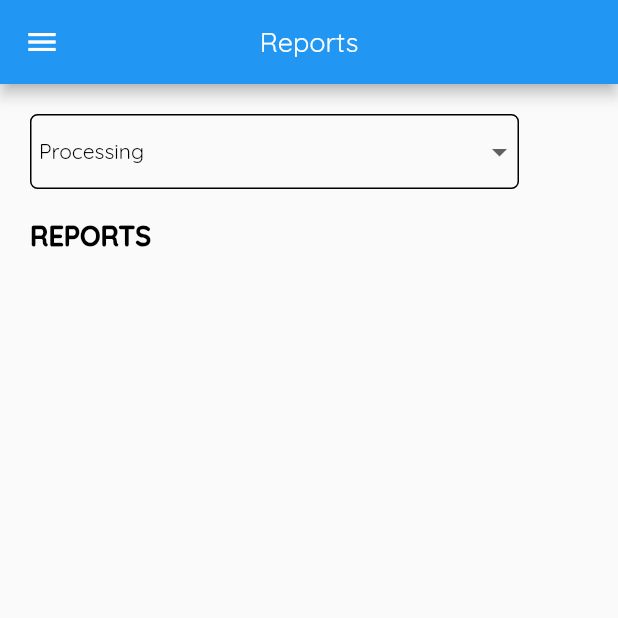
After one commit to lansoyyy/sunspark-mobile, a Flutter app: the ReportsPage screen opened directly, on a phone screen of 412 x 824 dp, the top half of it. The commit adds this screen. Run offline on Flutter 3.47's test engine with Material 2 defaults, Android fonts, the phone set to English and light mode, and no system bars; our stand-ins replace cloud_firestore, firebase_auth, firebase_core, firebase_storage, fluttertoast, google_maps_flutter and 1 more; missing offline and left inert: flutter_sms; accounts and stored records are empty.

Commit message:
added reports page

```diff
--- a/lib/screens/add_report_page.dart
+++ b/lib/screens/add_report_page.dart
@@ -6,8 +6,6 @@ import 'package:flutter_sms/flutter_sms.dart';
 import 'package:google_maps_flutter/google_maps_flutter.dart';
 import 'package:image_picker/image_picker.dart';
 import 'package:sunspark/screens/auth/landing_screen.dart';
-import 'package:sunspark/screens/auth/login_screen.dart';
-import 'package:sunspark/screens/home_screen.dart';
 import 'package:sunspark/services/add_report.dart';
 import 'package:sunspark/widgets/button_widget.dart';
 import 'package:sunspark/widgets/text_widget.dart';
@@ -47,12 +45,12 @@ class _AddReportPageState extends State<AddReportPage> {
     'Road Accident',
     'Others'
   ];
+  String selected = 'Theft';
 
   bool check1 = false;
   bool check2 = false;
   bool check3 = false;
 
-  String selected = 'Theft';
   var selectedDateTime = DateTime.now();
 
   final Completer<GoogleMapController> _controller =
--- /dev/null
+++ b/lib/screens/pages/reports_page.dart
@@ -0,0 +1,194 @@
+import 'package:cloud_firestore/cloud_firestore.dart';
+import 'package:flutter/material.dart';
+import 'package:intl/intl.dart';
+import 'package:sunspark/screens/pages/details_page.dart';
+import 'package:sunspark/widgets/text_widget.dart';
+import 'package:intl/intl.dart' show DateFormat, toBeginningOfSentenceCase;
+
+import '../../widgets/drawer_widget.dart';
+
+class ReportsPage extends StatefulWidget {
+  final bool? inUser;
+
+  const ReportsPage({super.key, this.inUser = true});
+
+  @override
+  State<ReportsPage> createState() => _ReportsPageState();
+}
+
+class _ReportsPageState extends State<ReportsPage> {
+  String nameSearched = '';
+  final searchController = TextEditingController();
+
+  List<String> type1 = [
+    'Processing',
+    'Resolved',
+    'Unresolved',
+  ];
+  String selected = 'Processing';
+
+  @override
+  Widget build(BuildContext context) {
+    return Scaffold(
+      drawer: const DrawerWidget(
+        inUser: false,
+      ),
+      appBar: AppBar(
+        centerTitle: true,
+        title: TextRegular(
+          text: 'Reports',
+          fontSize: 18,
+          color: Colors.white,
+        ),
+      ),
+      body: Padding(
+        padding: const EdgeInsets.only(left: 20, right: 20),
+        child: Column(
+          crossAxisAlignment: CrossAxisAlignment.start,
+          children: [
+            const SizedBox(
+              height: 20,
+            ),
+            Container(
+              decoration: BoxDecoration(
+                  border: Border.all(
+                    color: Colors.black,
+                  ),
+                  borderRadius: BorderRadius.circular(5)),
+              child: DropdownButton<String>(
+                underline: const SizedBox(),
+                value: selected,
+                items: type1.map((String item) {
+                  return DropdownMenuItem<String>(
+                    value: item,
+                    child: Center(
+                      child: SizedBox(
+                        width: 300,
+                        child: Padding(
+                          padding: const EdgeInsets.all(5.0),
+                          child: Text(
+                            item,
+                            style: const TextStyle(
+                                color: Colors.black,
+                                fontFamily: 'QRegular',
+                                fontSize: 14),
+                          ),
+                        ),
+                      ),
+                    ),
+                  );
+                }).toList(),
+                onChanged: (newValue) {
+                  setState(() {
+                    selected = newValue.toString();
+                  });
+                },
+              ),
+            ),
+            const SizedBox(
+              height: 10,
+            ),
+            const SizedBox(
+              height: 10,
+            ),
+            TextBold(
+              text: 'REPORTS',
+              fontSize: 18,
+              color: Colors.black,
+            ),
+            const SizedBox(
+              height: 10,
+            ),
+            StreamBuilder<QuerySnapshot>(
+                stream: FirebaseFirestore.instance
+                    .collection('Reports')
+                    .where('status', isEqualTo: selected)
+                    .snapshots(),
+                builder: (BuildContext context,
+                    AsyncSnapshot<QuerySnapshot> snapshot) {
+                  if (snapshot.hasError) {
+                    print(snapshot.error);
+                    return const Center(child: Text('Error'));
+                  }
+                  if (snapshot.connectionState == ConnectionState.waiting) {
+                    print('waiting');
+                    return const Padding(
+                      padding: EdgeInsets.only(top: 50),
+                      child: Center(
+                          child: CircularProgressIndicator(
+                        color: Colors.black,
+                      )),
+                    );
+                  }
+
+                  final data = snapshot.requireData;
+                  return Expanded(
+                    child: SizedBox(
+                      child: ListView.builder(
+                        itemCount: data.docs.length,
+                        itemBuilder: (context, index) {
+                          return Padding(
+                            padding: const EdgeInsets.only(top: 5, bottom: 5),
+                            child: GestureDetector(
+                              onTap: () {
+                                if (widget.inUser! == false) {
+                                  Navigator.of(context).push(MaterialPageRoute(
+                                      builder: (context) => DetailsPage(
+                                            reportId: data.docs[index].id,
+                                          )));
+                                }
+                              },
+                              child: Card(
+                                elevation: 3,
+                                child: ListTile(
+                                  title: TextBold(
+                                      text: data.docs[index]['type'],
+                                      fontSize: 18,
+                                      color: Colors.black),
+                                  subtitle: TextRegular(
+                                      text: data.docs[index]['statement'],
+                                      fontSize: 12,
+                                      color: Colors.grey),
+                                  trailing: Column(
+                                    crossAxisAlignment:
+                                        CrossAxisAlignment.center,
+                                    mainAxisAlignment: MainAxisAlignment.center,
+                                    children: [
+                                      TextRegular(
+                                          text: DateFormat.yMMMd()
+                                              .add_jm()
+                                              .format(data.docs[index]
+                                                      ['dateAndTime']
+                                                  .toDate()),
+                                          fontSize: 14,
+                                          color: Colors.black),
+                                      const SizedBox(
+                                        height: 5,
+                                      ),
+                                      TextBold(
+                                          text: data.docs[index]['status'],
+                                          fontSize: 12,
+                                          color: data.docs[index]['status'] ==
+                                                  'Processing'
+                                              ? Colors.blue
+                                              : data.docs[index]['status'] ==
+                                                      'Resolved'
+                                                  ? Colors.green
+                                                  : Colors.red),
+                                    ],
+                                  ),
+                                ),
+                              ),
+                            ),
+                          );
+                        },
+                      ),
+                    ),
+                  );
+                })
+          ],
+        ),
+      ),
+    );
+  }
+}
```
Also changed, not shown: lib/widgets/drawer_widget.dart (+3 -4 lines).
